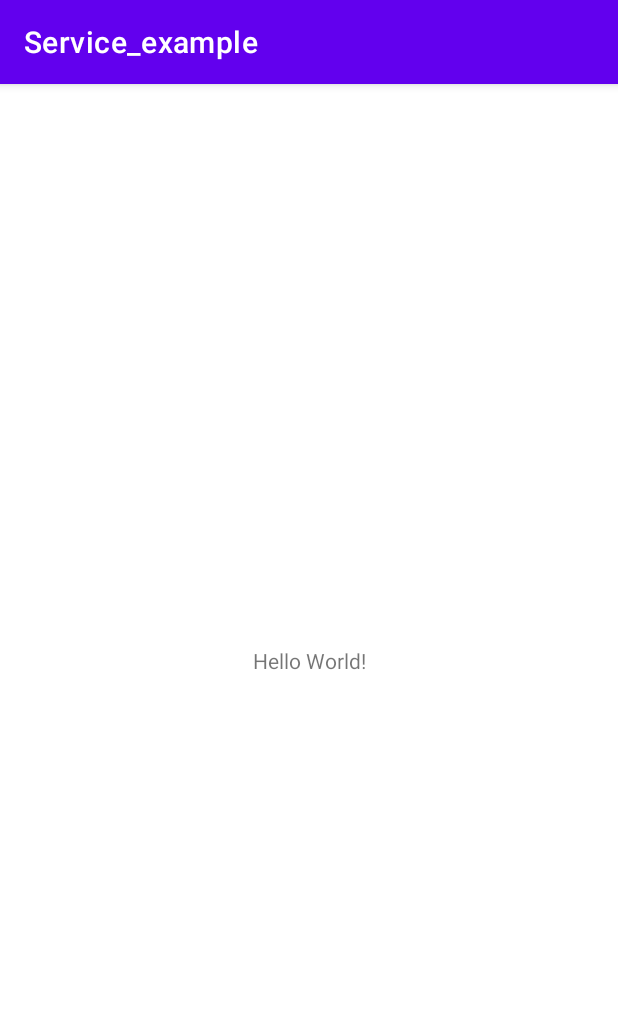
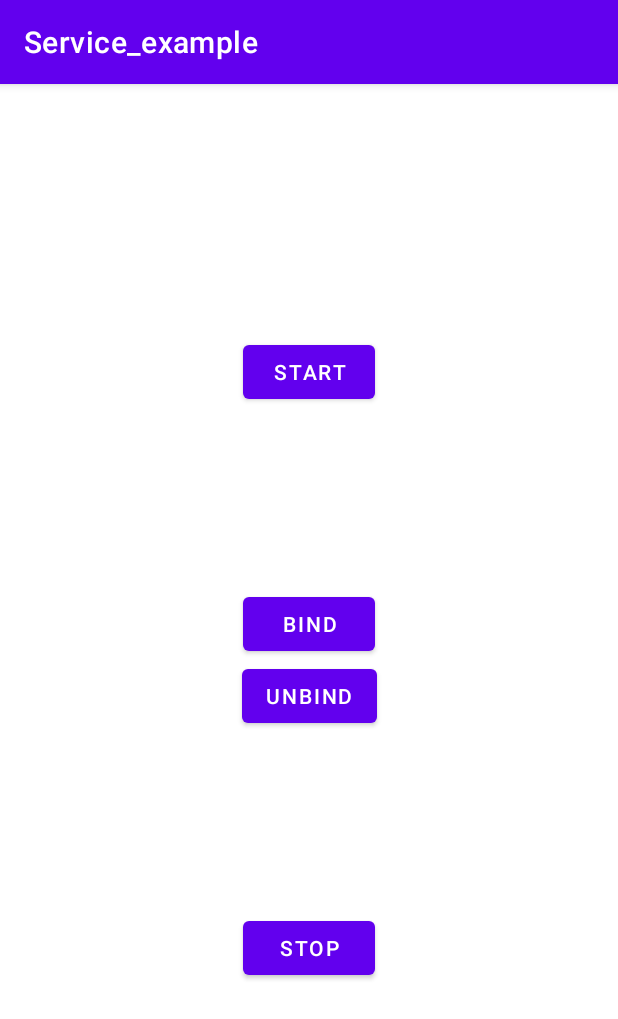
Before and after one commit to AntonMishanin/Service_example, an Android app: the screen it shows after launch (MainActivity), on a phone screen of 412 x 824 dp. Shown: the top 1019 px of the screen. Run offline under Robolectric (Android 15) with nearby library versions, the phone set to English and light mode, and no system bars.

Commit message:
Service + notification

```diff
--- /dev/null
+++ b/app/src/main/java/com/paint/service_example/App.kt
@@ -0,0 +1,32 @@
+package com.paint.service_example
+
+import android.app.Application
+import android.app.NotificationChannel
+import android.app.NotificationManager
+import android.app.NotificationManager.IMPORTANCE_DEFAULT
+import android.content.Context
+import android.os.Build
+
+class App : Application() {
+
+    override fun onCreate() {
+        super.onCreate()
+
+        createChannel()
+    }
+
+    private fun createChannel() {
+        if (Build.VERSION.SDK_INT >= Build.VERSION_CODES.O) {
+            val notificationChannel =
+                NotificationChannel(CHANNEL_ID, CHANNEL_NAME, IMPORTANCE_DEFAULT)
+            val notificationManager: NotificationManager =
+                getSystemService(Context.NOTIFICATION_SERVICE) as NotificationManager
+            notificationManager.createNotificationChannel(notificationChannel)
+        }
+    }
+
+    companion object {
+        const val CHANNEL_ID = "serviceExample"
+        const val CHANNEL_NAME = "Notification channel name"
+    }
+}
--- a/app/src/main/java/com/paint/service_example/MainActivity.kt
+++ b/app/src/main/java/com/paint/service_example/MainActivity.kt
@@ -1,11 +1,62 @@
 package com.paint.service_example
 
+import android.content.ComponentName
+import android.content.Intent
+import android.content.ServiceConnection
+import android.os.Bundle
+import android.os.IBinder
+import android.util.Log
+import android.widget.Button
 import androidx.appcompat.app.AppCompatActivity
-import android.os.Bundle
+import androidx.core.content.ContextCompat
 
-class MainActivity : AppCompatActivity() {
+class MainActivity : AppCompatActivity(R.layout.activity_main) {
+
+    private lateinit var serviceConnection: ServiceConnection
+
     override fun onCreate(savedInstanceState: Bundle?) {
         super.onCreate(savedInstanceState)
-        setContentView(R.layout.activity_main)
+
+        serviceConnection = object : ServiceConnection {
+            override fun onServiceConnected(p0: ComponentName?, p1: IBinder?) {
+
+            }
+
+            override fun onServiceDisconnected(p0: ComponentName?) {
+
+            }
+        }
+
+        val start = findViewById<Button>(R.id.start)
+        start.setOnClickListener { startService() }
+
+        val stop = findViewById<Button>(R.id.stop)
+        stop.setOnClickListener { stopService() }
+
+        val bind = findViewById<Button>(R.id.bind)
+        bind.setOnClickListener { bindService() }
+
+        val unbind = findViewById<Button>(R.id.unbind)
+        unbind.setOnClickListener { unbindService() }
+    }
+
+    private fun startService() {
+        val intent = Intent(this@MainActivity, SimpleService::class.java)
+        //startService(intent)
+        ContextCompat.startForegroundService(this, intent)
+    }
+
+    private fun stopService() {
+        val intent = Intent(this@MainActivity, SimpleService::class.java)
+        stopService(intent)
+    }
+
+    private fun bindService() {
+        val intent = Intent(this@MainActivity, SimpleService::class.java)
+        bindService(intent, serviceConnection, BIND_AUTO_CREATE)
+    }
+
+    private fun unbindService() {
+        unbindService(serviceConnection)
     }
 }
--- a/app/src/main/res/layout/activity_main.xml
+++ b/app/src/main/res/layout/activity_main.xml
@@ -6,13 +6,53 @@
     android:layout_height="match_parent"
     tools:context=".MainActivity">
 
-    <TextView
+    <Button
+        android:id="@+id/start"
         android:layout_width="wrap_content"
         android:layout_height="wrap_content"
-        android:text="Hello World!"
-        app:layout_constraintBottom_toBottomOf="parent"
-        app:layout_constraintLeft_toLeftOf="parent"
-        app:layout_constraintRight_toRightOf="parent"
+        android:text="@string/start"
+        app:layout_constraintBottom_toTopOf="@+id/guideline_vertical_center"
+        app:layout_constraintEnd_toEndOf="parent"
+        app:layout_constraintStart_toStartOf="parent"
         app:layout_constraintTop_toTopOf="parent" />
 
+    <androidx.constraintlayout.widget.Guideline
+        android:id="@+id/guideline_vertical_center"
+        android:layout_width="wrap_content"
+        android:layout_height="wrap_content"
+        android:orientation="horizontal"
+        app:layout_constraintGuide_percent="0.5"/>
+
+    <Button
+        android:id="@+id/stop"
+        android:layout_width="wrap_content"
+        android:layout_height="wrap_content"
+        android:text="@string/stop"
+        app:layout_constraintBottom_toBottomOf="parent"
+        app:layout_constraintEnd_toEndOf="parent"
+        app:layout_constraintStart_toStartOf="parent"
+        app:layout_constraintTop_toTopOf="@+id/guideline_vertical_center" />
+
+    <Button
+        android:id="@+id/bind"
+        android:layout_width="wrap_content"
+        android:layout_height="wrap_content"
+        android:text="@string/bind"
+        app:layout_constraintBottom_toTopOf="@+id/guideline_vertical_center"
+        app:layout_constraintEnd_toEndOf="parent"
+        app:layout_constraintStart_toStartOf="parent"
+        app:layout_constraintTop_toTopOf="parent"
+        app:layout_constraintVertical_bias="1.0" />
+
+    <Button
+        android:id="@+id/unbind"
+        android:layout_width="wrap_content"
+        android:layout_height="wrap_content"
+        android:text="@string/unbind"
+        app:layout_constraintBottom_toBottomOf="parent"
+        app:layout_constraintEnd_toEndOf="parent"
+        app:layout_constraintStart_toStartOf="parent"
+        app:layout_constraintTop_toTopOf="@+id/guideline_vertical_center"
+        app:layout_constraintVertical_bias="0.0" />
+
 </androidx.constraintlayout.widget.ConstraintLayout>
--- a/app/src/main/res/values/strings.xml
+++ b/app/src/main/res/values/strings.xml
@@ -1,3 +1,7 @@
 <resources>
     <string name="app_name">Service_example</string>
+    <string name="start">Start</string>
+    <string name="stop">Stop</string>
+    <string name="bind">Bind</string>
+    <string name="unbind">Unbind</string>
 </resources>
```
Also changed, not shown: app/src/main/AndroidManifest.xml (+9 -2 lines), app/src/main/java/com/paint/service_example/SimpleService.kt (added, +62 -0 lines).
